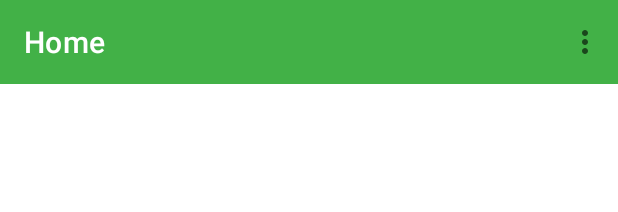
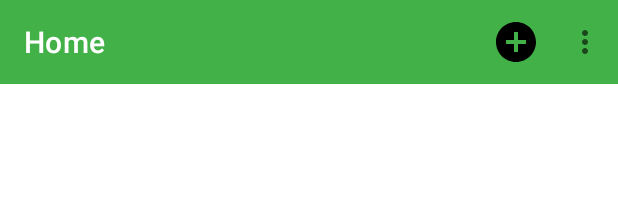
Before and after one commit to JPPASCHETAG/WG_ABRECHNUNG, an Android app: the layout fragment_home.xml on its own in the app's theme, with its tools: preview values and no code run, on a phone screen of 412 x 824 dp. Shown: the top 212 px of the screen. Run offline under Robolectric (Android 15) with nearby library versions, the phone set to English and light mode, and no system bars.

Commit message:
Icons in Toolbar

```diff
--- a/app/src/main/res/drawable/add_circle_black_18dp.xml
+++ b/app/src/main/res/drawable/add_circle_black_18dp.xml
@@ -1,9 +1,9 @@
 <vector xmlns:android="http://schemas.android.com/apk/res/android"
-    android:width="18dp"
-    android:height="18dp"
+    android:width="50dp"
+    android:height="50dp"
     android:viewportWidth="24"
     android:viewportHeight="24">
   <path
       android:pathData="M12,2C6.48,2 2,6.48 2,12s4.48,10 10,10 10,-4.48 10,-10S17.52,2 12,2zM17,13h-4v4h-2v-4L7,13v-2h4L11,7h2v4h4v2z"
-      android:fillColor="@color/colorAccent"/>
+      android:fillColor="@android:color/black"/>
 </vector>
--- a/app/src/main/res/drawable/library_add_black_18dp.xml
+++ b/app/src/main/res/drawable/library_add_black_18dp.xml
@@ -1,9 +1,9 @@
 <vector xmlns:android="http://schemas.android.com/apk/res/android"
-    android:width="18dp"
-    android:height="18dp"
+    android:width="50dp"
+    android:height="50dp"
     android:viewportWidth="24"
     android:viewportHeight="24">
   <path
       android:pathData="M4,6L2,6v14c0,1.1 0.9,2 2,2h14v-2L4,20L4,6zM20,2L8,2c-1.1,0 -2,0.9 -2,2v12c0,1.1 0.9,2 2,2h12c1.1,0 2,-0.9 2,-2L22,4c0,-1.1 -0.9,-2 -2,-2zM19,11h-4v4h-2v-4L9,11L9,9h4L13,5h2v4h4v2z"
-      android:fillColor="@color/colorPrimary"/>
+      android:fillColor="@android:color/black"/>
 </vector>
--- a/app/src/main/res/menu/home_toolbar_menu.xml
+++ b/app/src/main/res/menu/home_toolbar_menu.xml
@@ -1,10 +1,12 @@
 <?xml version="1.0" encoding="utf-8"?>
-<menu xmlns:android="http://schemas.android.com/apk/res/android">
+<menu xmlns:android="http://schemas.android.com/apk/res/android"
+    xmlns:app="http://schemas.android.com/apk/res-auto">
 
     <item
         android:id="@+id/NEW_ENTRY"
-        android:icon="@drawable/ic_home_black_24dp"
-        android:title="Neuer Eintrag" />
+        android:icon="@drawable/add_circle_black_18dp"
+        android:title="Neuer Eintrag"
+        app:showAsAction="ifRoom"/>
 
     <item
         android:id="@+id/MONTH_SUMMARY"
```
Also changed, not shown: app/src/main/res/menu/notification_toolbar_menu.xml (+5 -3 lines).
